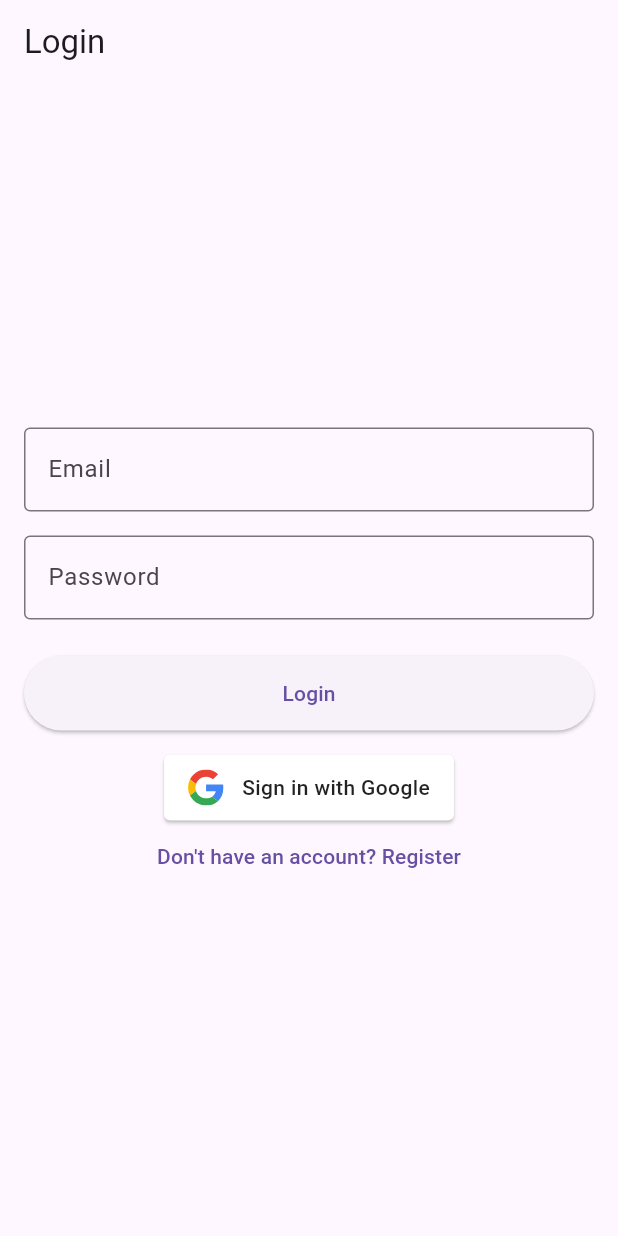
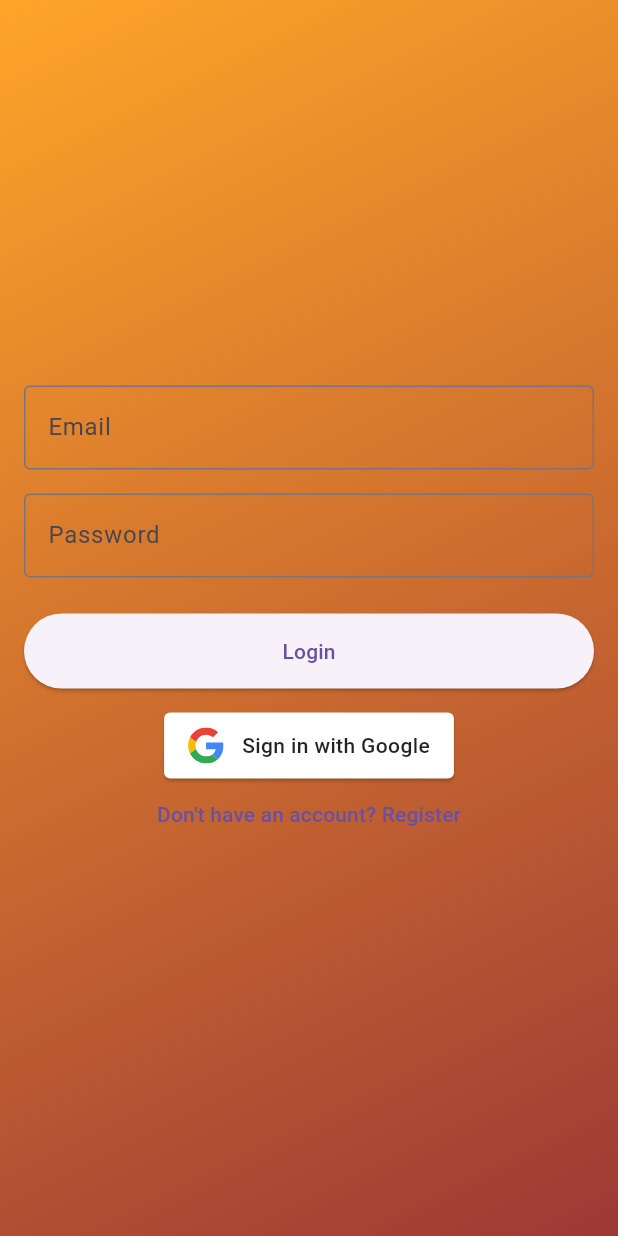
Before and after one commit to FelipeJuarezJr/ReptiGramFinalApp, a Flutter app: the screen it shows after launch, on a phone screen of 412 x 824 dp. Run offline on Flutter 3.47's test engine with Material 3 defaults, Android fonts, the phone set to English and light mode, and no system bars; our stand-ins replace firebase_auth, firebase_core, flutter_dotenv, flutter_svg, google_sign_in; accounts and stored records are empty; generated files the repository leaves out were written again.

Commit message:
Added orange gradient to Login screen

```diff
--- a/lib/screens/login_screen.dart
+++ b/lib/screens/login_screen.dart
@@ -3,6 +3,7 @@ import 'package:firebase_auth/firebase_auth.dart';
 import 'package:google_sign_in/google_sign_in.dart';
 import 'register_screen.dart';
 import '../widgets/google_sign_in_button.dart';
+import '../styles/colors.dart';
 
 class LoginScreen extends StatefulWidget {
   const LoginScreen({super.key});
@@ -76,10 +77,11 @@ class _LoginScreenState extends State<LoginScreen> {
   @override
   Widget build(BuildContext context) {
     return Scaffold(
-      appBar: AppBar(
-        title: const Text('Login'),
+      body: Container(
+        decoration: const BoxDecoration(
+          gradient: AppColors.mainGradient,
         ),
-      body: Padding(
+        child: Padding(
           padding: const EdgeInsets.all(16.0),
           child: Form(
             key: _formKey,
@@ -148,6 +150,7 @@ class _LoginScreenState extends State<LoginScreen> {
             ),
           ),
         ),
+      ),
     );
   }
 
--- /dev/null
+++ b/lib/styles/colors.dart
@@ -0,0 +1,17 @@
+import 'package:flutter/material.dart';
+
+class AppColors {
+  // Primary gradient colors
+  static const Color gradientStart = Color(0xFFffa428); // top left
+  static const Color gradientEnd = Color(0xFF9c3936);   // bottom right
+
+  // Create a linear gradient
+  static const Gradient mainGradient = LinearGradient(
+    begin: Alignment.topLeft,
+    end: Alignment.bottomRight,
+    colors: [
+      gradientStart,
+      gradientEnd,
+    ],
+  );
+}
```
Lines whose indentation alone changed are shown as unchanged.
